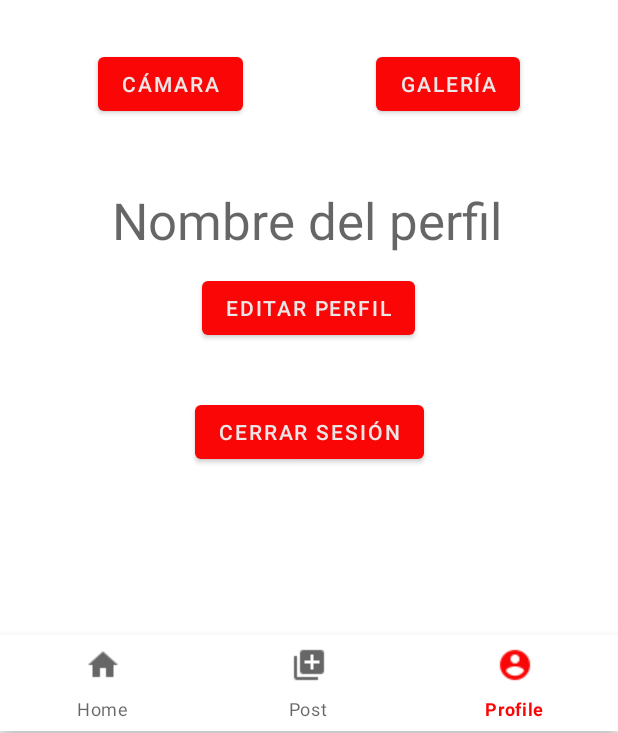
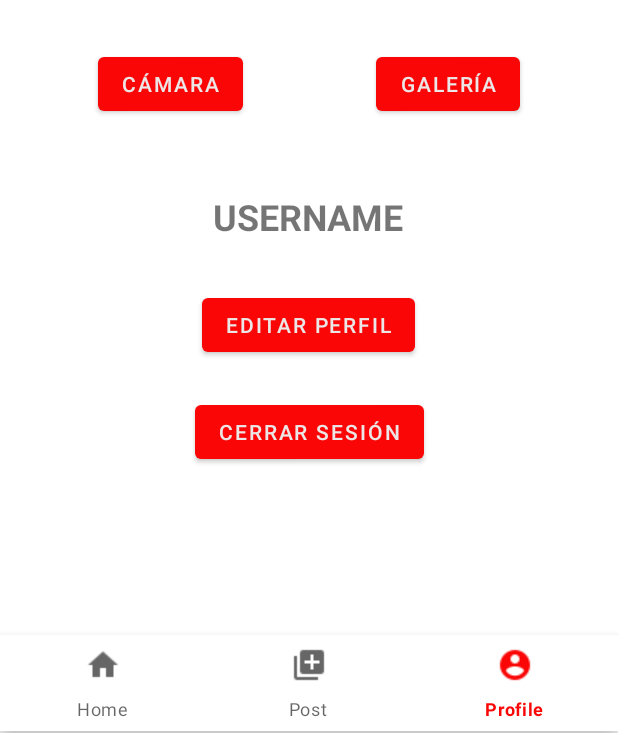
Before and after one commit to YoNoSoySantiago/Reto1_AppsMoviles, an Android app: the NewHomeFragment screen opened directly, with no data from a screen before it, item 3 of the bottom bar chosen, on a phone screen of 412 x 824 dp, the part 503-1236 px from its top. Run offline under Robolectric (Android 15) with nearby library versions, the phone set to English and light mode, and no system bars; 2 statements that could not run were skipped.

Commit message:
almost resolved problem with restart app

```diff
--- a/app/build.gradle
+++ b/app/build.gradle
@@ -44,4 +44,6 @@ dependencies {
     testImplementation 'junit:junit:4.13.2'
     androidTestImplementation 'androidx.test.ext:junit:1.1.3'
     androidTestImplementation 'androidx.test.espresso:espresso-core:3.4.0'
+
+    implementation("com.google.code.gson:gson:2.9.0")
 }
--- a/app/src/main/java/com/example/reto1aplication/MainMenuActivity.kt
+++ b/app/src/main/java/com/example/reto1aplication/MainMenuActivity.kt
@@ -2,11 +2,9 @@ package com.example.reto1aplication
 
 import androidx.appcompat.app.AppCompatActivity
 import android.os.Bundle
-import android.view.LayoutInflater
 import androidx.fragment.app.Fragment
-import com.example.reto1aplication.databinding.ActivityMainBinding
 import com.example.reto1aplication.databinding.ActivityMainMenuBinding
-import com.google.android.material.bottomnavigation.BottomNavigationView
+import com.google.gson.Gson
 
 class MainMenuActivity : AppCompatActivity() {
 
@@ -23,10 +21,10 @@ class MainMenuActivity : AppCompatActivity() {
         binding = ActivityMainMenuBinding.inflate(layoutInflater)
         val view = binding.root
         setContentView(view)
-
+        var user = Gson().fromJson(userLogged, User::class.java)
         newHomeFragment = NewHomeFragment.newInstance()
-        newPostFragment = NewPostFragment.newInstance(userLogged)
-        newProfileFragment = NewProfileFragment.newInstance()
+        newPostFragment = NewPostFragment.newInstance(user)
+        newProfileFragment = NewProfileFragment.newInstance(user)
 
         newPostFragment.listener = newHomeFragment
         showFragment(newHomeFragment)
@@ -50,4 +48,13 @@ class MainMenuActivity : AppCompatActivity() {
         transaction.replace(R.id.fragmentContainer,fragment)
         transaction.commit()
     }
+
+    override fun onRequestPermissionsResult(
+        requestCode: Int,
+        permissions: Array<out String>,
+        grantResults: IntArray
+    ) {
+        super.onRequestPermissionsResult(requestCode, permissions, grantResults)
+    }
+
 }
--- a/app/src/main/java/com/example/reto1aplication/NewHomeFragment.kt
+++ b/app/src/main/java/com/example/reto1aplication/NewHomeFragment.kt
@@ -1,12 +1,16 @@
 package com.example.reto1aplication
 
+import android.content.Context
+import android.net.Uri
 import android.os.Bundle
+import android.util.Log
 import androidx.fragment.app.Fragment
 import android.view.LayoutInflater
 import android.view.View
 import android.view.ViewGroup
 import androidx.recyclerview.widget.LinearLayoutManager
 import com.example.reto1aplication.databinding.FragmentNewHomeBinding
+import com.google.gson.Gson
 import java.io.File
 
 /**
@@ -21,7 +25,7 @@ class NewHomeFragment : Fragment(),NewPostFragment.OnNewPostListerner {
 
 
     //STATE
-    private val adapter = PostsAdapter()
+    private var adapter = PostsAdapter()
 
 
     override fun onCreateView(
@@ -57,13 +61,41 @@ class NewHomeFragment : Fragment(),NewPostFragment.OnNewPostListerner {
     override fun onNewPost(
         id:String,
         title:String,
-        autor:String,
+        author:User,
         city:String,
         date:String,
         description:String,
-        image: File?
+        image: String
     ) {
-        val newPost = Post(id,title,autor,city,date,description,image)
+        val newPost = Post(id,title,author,city,date,description,image)
         adapter.addPost(newPost)
     }
+
+    override fun onPause() {
+        super.onPause()
+//        val json = Gson().toJson(adapter)
+//        Log.e(">>>>>",json.toString())
+
+        //shared references
+        val sharedPreferences = requireActivity().getPreferences(Context.MODE_PRIVATE)
+        adapter.onPause(sharedPreferences)
+//        sharedPreferences.edit().putString("currentState",json).apply()
+    }
+
+    override fun onResume() {
+        super.onResume()
+
+        val sharedPreferences = requireActivity().getPreferences(Context.MODE_PRIVATE)
+        adapter.onResume(sharedPreferences)
+//        var json = sharedPreferences.getString("currentState","NO_DATA")
+//
+//        if(json != "NO_DATA"){
+//            Log.e("ERROR","WTFFFFFFFFFFFFFFFFFFFFFFF")
+//            Log.e("ERROR",json.toString())
+//            Gson().fromJson(json.toString(),PostsAdapter::class.java)
+//
+//        }else{
+//            Log.e("ERROR","No se encuentra la serialziacion")
+//        }
+    }
 }
--- a/app/src/main/java/com/example/reto1aplication/NewProfileFragment.kt
+++ b/app/src/main/java/com/example/reto1aplication/NewProfileFragment.kt
@@ -6,6 +6,7 @@ import android.content.Intent
 import android.content.pm.PackageManager
 import android.graphics.Bitmap
 import android.graphics.BitmapFactory
+import android.net.Uri
 import android.os.Bundle
 import android.provider.MediaStore
 import android.util.Log
@@ -20,7 +21,7 @@ import com.example.reto1aplication.databinding.FragmentNewProfileBinding
 import java.io.File
 import java.util.*
 
-class NewProfileFragment (): Fragment() {
+class NewProfileFragment (private val userLogged:User): Fragment() {
     private var _binding: FragmentNewProfileBinding?=null
     private val binding get() = _binding!!
 
@@ -33,6 +34,13 @@ class NewProfileFragment (): Fragment() {
     ): View? {
         _binding = FragmentNewProfileBinding.inflate(inflater,container,false)
         val view = binding.root
+
+        //Setting
+        if(userLogged.photo!=""){
+            binding.imageProfile.setImageURI(Uri.parse(userLogged.photo))
+        }
+
+        binding.testUserNameProfile.text = userLogged.user
 
         val cameraLauncher = registerForActivityResult(ActivityResultContracts.StartActivityForResult(),:: onCameraResult)
         val galleryLauncher = registerForActivityResult(ActivityResultContracts.StartActivityForResult(),:: onGalleryResult)
@@ -48,6 +56,7 @@ class NewProfileFragment (): Fragment() {
                 file = File("${context?.getExternalFilesDir(null)}/photo_PROFILE_${id}.png")
                 val uri = FileProvider.getUriForFile(requireContext(),context?.packageName!!,file!!)
                 intent.putExtra(MediaStore.EXTRA_OUTPUT,uri)
+                userLogged.photo = uri.toString()
 
                 Log.e(">>>",file?.path.toString())
 
@@ -79,6 +88,7 @@ class NewProfileFragment (): Fragment() {
     fun onGalleryResult(result: ActivityResult){
         if(result.resultCode == Activity.RESULT_OK){
             val uriImage = result.data?.data
+            userLogged.photo = uriImage.toString()
             uriImage?.let {
                 binding.imageProfile.setImageURI(uriImage)
             }
@@ -111,8 +121,7 @@ class NewProfileFragment (): Fragment() {
     }
 
     companion object {
-
         @JvmStatic
-        fun newInstance() = NewProfileFragment()
+        fun newInstance(user:User) = NewProfileFragment(user)
     }
 }
--- a/app/src/main/java/com/example/reto1aplication/PostViewHolder.kt
+++ b/app/src/main/java/com/example/reto1aplication/PostViewHolder.kt
@@ -1,6 +1,7 @@
 package com.example.reto1aplication
 
 import android.view.View
+import android.widget.ImageView
 import android.widget.TextView
 import androidx.recyclerview.widget.RecyclerView
 
@@ -11,6 +12,8 @@ class PostViewHolder(itemView: View):RecyclerView.ViewHolder(itemView) {
     var postCityRow:TextView = itemView.findViewById(R.id.postCityRow)
     var postDateRow:TextView = itemView.findViewById(R.id.postDateRow)
     var postDescriptionRow:TextView = itemView.findViewById(R.id.postDescriptionRow)
+    var postAvatarRow:ImageView = itemView.findViewById(R.id.postAvatarRow)
+    var postImageRow:ImageView = itemView.findViewById(R.id.postImageRow)
     //State
 
     init {
--- a/app/src/main/java/com/example/reto1aplication/PostsAdapter.kt
+++ b/app/src/main/java/com/example/reto1aplication/PostsAdapter.kt
@@ -1,11 +1,17 @@
 package com.example.reto1aplication
 
+import android.content.Context
+import android.content.SharedPreferences
+import android.net.Uri
+import android.util.Log
 import android.view.LayoutInflater
 import android.view.ViewGroup
+import androidx.core.net.toUri
 import androidx.recyclerview.widget.RecyclerView
+import com.google.gson.Gson
 
-class PostsAdapter:RecyclerView.Adapter<PostViewHolder>() {
-    private val posts = ArrayList<Post>()
+public class PostsAdapter:RecyclerView.Adapter<PostViewHolder>() {
+    private var posts = ArrayList<Post>()
 
     override fun onCreateViewHolder(parent: ViewGroup, viewType: Int): PostViewHolder {
         val inflater = LayoutInflater.from(parent.context)
@@ -17,12 +23,41 @@ class PostsAdapter:RecyclerView.Adapter<PostViewHolder>() {
     override fun onBindViewHolder(holder: PostViewHolder, position: Int) {
         val postn = posts[position]
         holder.postTitleRow.text = postn.title
-        holder.postAutorRow.text = postn.autor
+        holder.postAutorRow.text = postn.autor.user
         holder.postCityRow.text = postn.city
         holder.postDateRow.text = postn.date
         holder.postDescriptionRow.text = postn.description
+        if(postn.autor.photo!=""){
+            holder.postAvatarRow.setImageURI(Uri.parse(postn.autor.photo))
+        }
+        if(postn.image!=""){
+            holder.postImageRow.setImageURI(Uri.parse(postn.image))
+        }
     }
 
+    fun onPause(sharedPreferences: SharedPreferences){
+        val json = Gson().toJson(posts)
+        Log.e(">>>>>",json.toString())
+
+        //shared references
+        sharedPreferences.edit().putString("currentPosts",json).apply()
+    }
+
+    fun onResume(sharedPreferences: SharedPreferences){
+        var json = sharedPreferences.getString("currentPosts","NO_DATA")
+
+        if(json != "NO_DATA"){
+            Log.e("ERROR","WTFFFFFFFFFFFFFFFFFFFFFFF")
+            Log.e("ERROR",json.toString())
+            val array = Gson().fromJson<Array<Post>>(json.toString(),Array<Post>::class.java)
+            val oldPosts = ArrayList(array.toMutableList())
+            if(!oldPosts.isEmpty()){
+                posts = oldPosts
+            }
+        }else{
+            Log.e("ERROR","No se encuentra la serialziacion")
+        }
+    }
     fun addPost(post:Post){
         posts.add(post)
     }
@@ -30,4 +65,8 @@ class PostsAdapter:RecyclerView.Adapter<PostViewHolder>() {
     override fun getItemCount(): Int {
         return posts.size
     }
+
+    fun setPosts(posts:ArrayList<Post>){
+        this.posts = posts
+    }
 }
--- a/app/src/main/res/layout/fragment_new_post.xml
+++ b/app/src/main/res/layout/fragment_new_post.xml
@@ -7,14 +7,14 @@
 
     <ImageView
         android:id="@+id/imageNewPost"
-        android:layout_width="128dp"
+        android:layout_width="256dp"
         android:layout_height="128dp"
         android:layout_marginTop="16dp"
+        android:contentDescription="@string/todo"
         app:layout_constraintEnd_toEndOf="parent"
         app:layout_constraintStart_toStartOf="parent"
         app:layout_constraintTop_toTopOf="parent"
-        app:srcCompat="@android:drawable/ic_menu_gallery"
-        android:contentDescription="@string/todo" />
+        app:srcCompat="@android:drawable/ic_menu_gallery" />
 
     <Button
         android:id="@+id/btn_galery"
--- a/app/src/main/res/layout/fragment_new_profile.xml
+++ b/app/src/main/res/layout/fragment_new_profile.xml
@@ -21,25 +21,13 @@
         android:id="@+id/button"
         android:layout_width="wrap_content"
         android:layout_height="wrap_content"
-        android:layout_marginTop="12dp"
+        android:layout_marginTop="32dp"
         android:text="@string/editar_perfil"
         android:textColor="@color/white_gray"
         app:layout_constraintEnd_toEndOf="parent"
         app:layout_constraintHorizontal_bias="0.498"
         app:layout_constraintStart_toStartOf="parent"
-        app:layout_constraintTop_toBottomOf="@+id/textView2" />
-
-    <TextView
-        android:id="@+id/textView2"
-        android:layout_width="wrap_content"
-        android:layout_height="wrap_content"
-        android:layout_marginTop="124dp"
-        android:text="@string/nombre_del_perfil"
-        android:textAppearance="@style/TextAppearance.AppCompat.Display1"
-        app:layout_constraintEnd_toEndOf="parent"
-        app:layout_constraintHorizontal_bias="0.493"
-        app:layout_constraintStart_toStartOf="parent"
-        app:layout_constraintTop_toBottomOf="@+id/imageProfile" />
+        app:layout_constraintTop_toBottomOf="@+id/testUserNameProfile" />
 
     <Button
         android:id="@+id/button4"
@@ -72,4 +60,17 @@
         app:layout_constraintEnd_toEndOf="parent"
         app:layout_constraintTop_toBottomOf="@+id/imageProfile" />
 
+    <TextView
+        android:id="@+id/testUserNameProfile"
+        android:layout_width="wrap_content"
+        android:layout_height="wrap_content"
+        android:layout_marginTop="128dp"
+        android:text="USERNAME"
+        android:textSize="24sp"
+        android:textStyle="bold"
+        app:layout_constraintEnd_toEndOf="parent"
+        app:layout_constraintHorizontal_bias="0.498"
+        app:layout_constraintStart_toStartOf="parent"
+        app:layout_constraintTop_toBottomOf="@+id/imageProfile" />
+
 </androidx.constraintlayout.widget.ConstraintLayout>
--- a/app/src/main/res/layout/postrow.xml
+++ b/app/src/main/res/layout/postrow.xml
@@ -31,8 +31,8 @@
 
     <ImageView
         android:id="@+id/postAvatarRow"
-        android:layout_width="wrap_content"
-        android:layout_height="108dp"
+        android:layout_width="64dp"
+        android:layout_height="64dp"
         android:layout_marginStart="16dp"
         android:layout_marginTop="16dp"
         app:layout_constraintStart_toStartOf="parent"
```
Also changed, not shown: app/src/main/java/com/example/reto1aplication/MainActivity.kt (+5 -3 lines), app/src/main/java/com/example/reto1aplication/NewPostFragment.kt (+28 -21 lines), app/src/main/java/com/example/reto1aplication/Post.kt (+2 -31 lines), app/src/main/java/com/example/reto1aplication/User.kt (+4 -15 lines).
